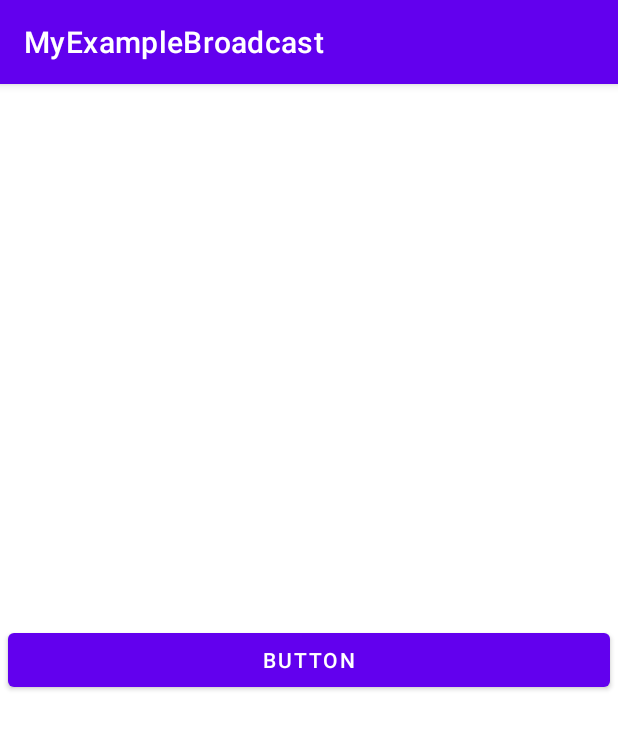
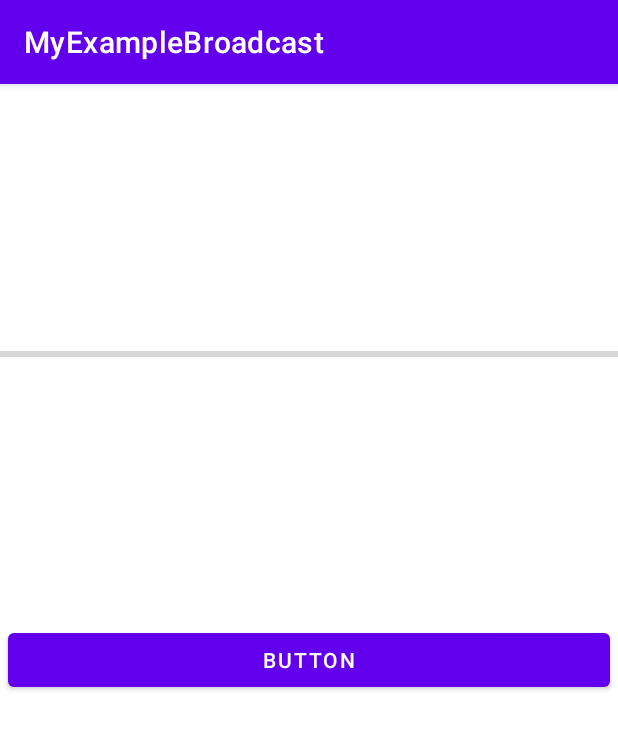
Before and after one commit to Murad-87/ExampleBroadcastReceaver, an Android app: the screen it shows after launch (MainActivity), on a phone screen of 412 x 824 dp. Shown: the top 729 px of the screen. Run offline under Robolectric (Android 15) with nearby library versions, the phone set to English and light mode, and no system bars.

```diff
--- a/app/src/main/AndroidManifest.xml
+++ b/app/src/main/AndroidManifest.xml
@@ -25,6 +25,7 @@
                 android:name="android.app.lib_name"
                 android:value="" />
         </activity>
+        <service android:name=".MyService"/>
     </application>
 
 </manifest>
--- a/app/src/main/java/com/example/myexamplebroadcast/MainActivity.kt
+++ b/app/src/main/java/com/example/myexamplebroadcast/MainActivity.kt
@@ -1,20 +1,33 @@
 package com.example.myexamplebroadcast
 
+import android.content.BroadcastReceiver
+import android.content.Context
 import android.content.Intent
 import android.content.IntentFilter
 import android.os.Bundle
 import android.widget.Button
+import android.widget.ProgressBar
 import androidx.appcompat.app.AppCompatActivity
 
 class MainActivity : AppCompatActivity() {
 
-    private val receiver = MyReceiver()
+    private lateinit var progressBar: ProgressBar
+
+    private val receiver = object : BroadcastReceiver() {
+        override fun onReceive(context: Context?, intent: Intent?) {
+            if (intent?.action == "loaded") {
+                val percent = intent.getIntExtra("percent", 0)
+                progressBar.progress = percent
+            }
+        }
+    }
 
     private var count = 0
 
     override fun onCreate(savedInstanceState: Bundle?) {
         super.onCreate(savedInstanceState)
         setContentView(R.layout.activity_main)
+        progressBar = findViewById(R.id.progressBar)
 
         findViewById<Button>(R.id.button).setOnClickListener {
             Intent(MyReceiver.ACTION_CLICKED).apply {
@@ -24,11 +37,12 @@ class MainActivity : AppCompatActivity() {
         }
 
         val intentFilter = IntentFilter().apply {
-            addAction(Intent.ACTION_AIRPLANE_MODE_CHANGED)
-            addAction(Intent.ACTION_BATTERY_LOW)
-            addAction(MyReceiver.ACTION_CLICKED)
+            addAction("loaded")
         }
         registerReceiver(receiver, intentFilter)
+        Intent(this, MyService::class.java).apply {
+            startService(this)
+        }
     }
 
     override fun onDestroy() {
--- a/app/src/main/java/com/example/myexamplebroadcast/MyReceiver.kt
+++ b/app/src/main/java/com/example/myexamplebroadcast/MyReceiver.kt
@@ -9,6 +9,10 @@ class MyReceiver : BroadcastReceiver() {
 
     override fun onReceive(context: Context?, intent: Intent?) {
         when (intent?.action) {
+            "loaded" -> {
+                val percent = intent.getIntExtra("percent", 0)
+                Toast.makeText(context, "Loaded $percent", Toast.LENGTH_SHORT).show()
+            }
             ACTION_CLICKED -> {
                 val count = intent.getIntExtra(EXTRA_COUNT, 0)
                 Toast.makeText(context, "Clicked $count", Toast.LENGTH_SHORT).show()
--- a/app/src/main/res/layout/activity_main.xml
+++ b/app/src/main/res/layout/activity_main.xml
@@ -18,4 +18,16 @@
         app:layout_constraintStart_toStartOf="parent"
         app:layout_constraintTop_toTopOf="parent" />
 
+    <ProgressBar
+        android:id="@+id/progressBar"
+        style="?android:attr/progressBarStyleHorizontal"
+        android:layout_width="0dp"
+        android:layout_height="wrap_content"
+        android:max="100"
+        android:progress="0"
+        app:layout_constraintBottom_toTopOf="@+id/button"
+        app:layout_constraintEnd_toEndOf="parent"
+        app:layout_constraintStart_toStartOf="parent"
+        app:layout_constraintTop_toTopOf="parent" />
+
 </androidx.constraintlayout.widget.ConstraintLayout>
```
Also changed, not shown: app/src/main/java/com/example/myexamplebroadcast/MyService.kt (added, +27 -0 lines).
